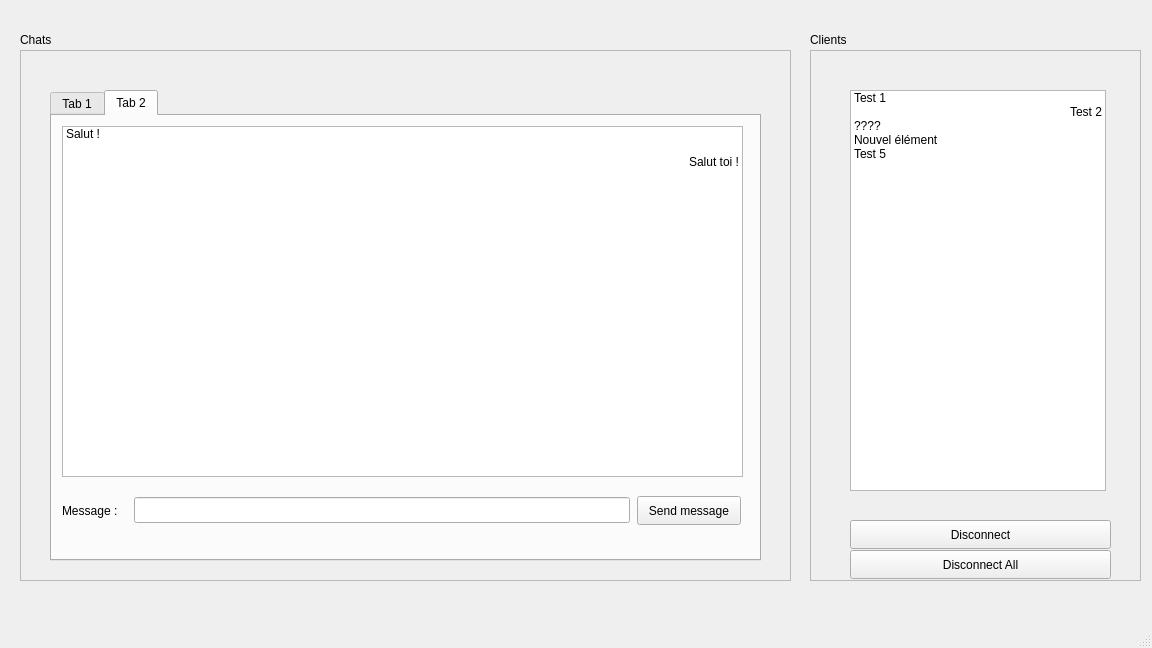
This is Server/UIFiles/MainWindow.ui in oussema-fatnassi/CPPRT as Qt 5 draws it before an edit. The edited form follows.
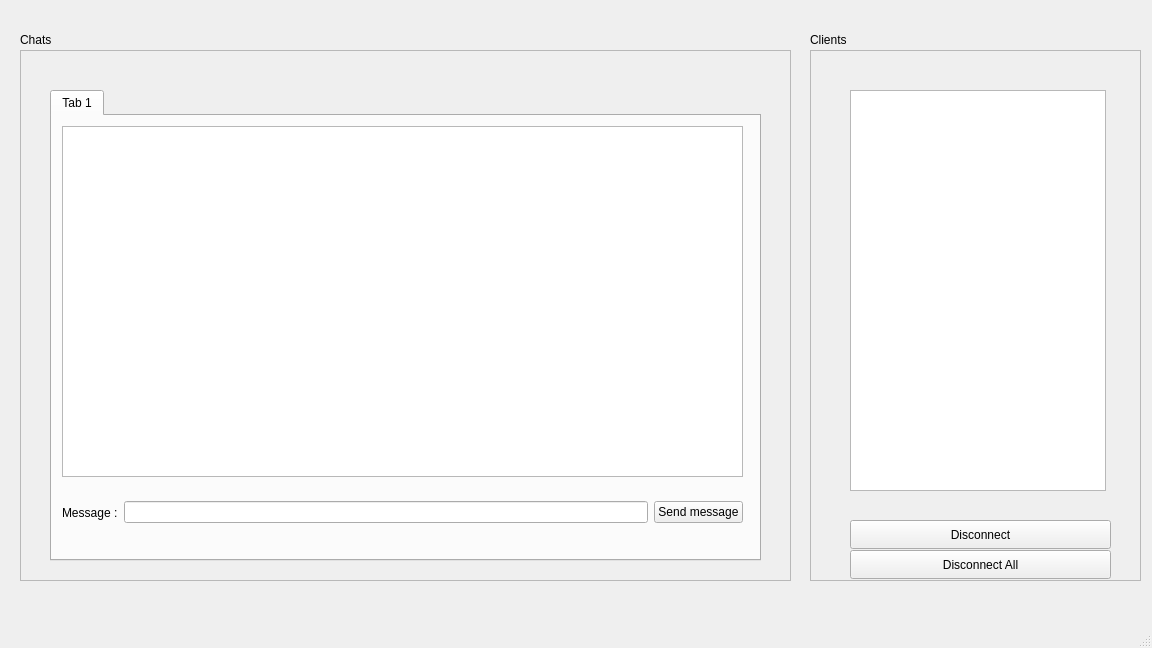
This is the edited form. The open tabs and pages were chosen to show the change.

The edit to the form file:
```diff
--- a/Server/UIFiles/MainWindow.ui
+++ b/Server/UIFiles/MainWindow.ui
@@ -64,34 +64,6 @@
        <height>401</height>
       </rect>
      </property>
-     <item>
-      <property name="text">
-       <string>Test 1</string>
-      </property>
-     </item>
-     <item>
-      <property name="text">
-       <string>Test 2</string>
-      </property>
-      <property name="textAlignment">
-       <set>AlignTrailing|AlignVCenter</set>
-      </property>
-     </item>
-     <item>
-      <property name="text">
-       <string>????</string>
-      </property>
-     </item>
-     <item>
-      <property name="text">
-       <string>Nouvel élément</string>
-      </property>
-     </item>
-     <item>
-      <property name="text">
-       <string>Test 5</string>
-      </property>
-     </item>
     </widget>
     <widget class="QPushButton" name="disconnectButton">
      <property name="geometry">
@@ -194,75 +166,6 @@
        </layout>
       </widget>
      </widget>
-     <widget class="QWidget" name="Client2">
-      <attribute name="title">
-       <string>Tab 2</string>
-      </attribute>
-      <widget class="QListWidget" name="listWidget_3">
-       <property name="geometry">
-        <rect>
-         <x>10</x>
-         <y>10</y>
-         <width>681</width>
-         <height>351</height>
-        </rect>
-       </property>
-       <item>
-        <property name="text">
-         <string>Salut !</string>
-        </property>
-       </item>
-       <item>
-        <property name="text">
-         <string/>
-        </property>
-       </item>
-       <item>
-        <property name="text">
-         <string>Salut toi !</string>
-        </property>
-        <property name="textAlignment">
-         <set>AlignTrailing|AlignVCenter</set>
-        </property>
-       </item>
-      </widget>
-      <widget class="QLineEdit" name="lineEdit_2">
-       <property name="geometry">
-        <rect>
-         <x>82</x>
-         <y>381</y>
-         <width>496</width>
-         <height>26</height>
-        </rect>
-       </property>
-      </widget>
-      <widget class="QLabel" name="messageLabel_2">
-       <property name="geometry">
-        <rect>
-         <x>10</x>
-         <y>380</y>
-         <width>65</width>
-         <height>29</height>
-        </rect>
-       </property>
-       <property name="text">
-        <string>Message :</string>
-       </property>
-      </widget>
-      <widget class="QPushButton" name="pushButton_2">
-       <property name="geometry">
-        <rect>
-         <x>585</x>
-         <y>380</y>
-         <width>104</width>
-         <height>29</height>
-        </rect>
-       </property>
-       <property name="text">
-        <string>Send message</string>
-       </property>
-      </widget>
-     </widget>
     </widget>
    </widget>
   </widget>
```
Left out of the diff: 2 changed lines with no effect on the pictures.
